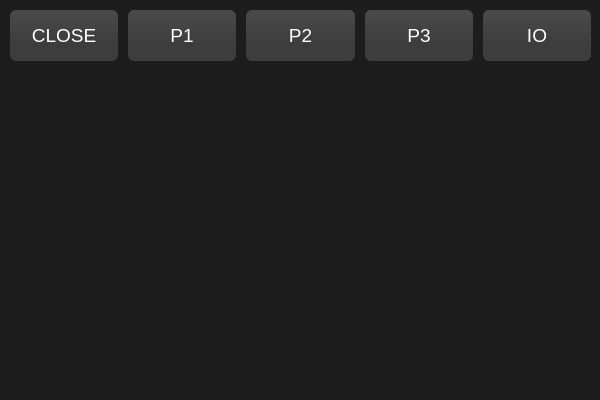
Above: CrimsonGUI/dialogfx.ui from eduardosacco/crimsonfx before the change. Below: the same form after it.
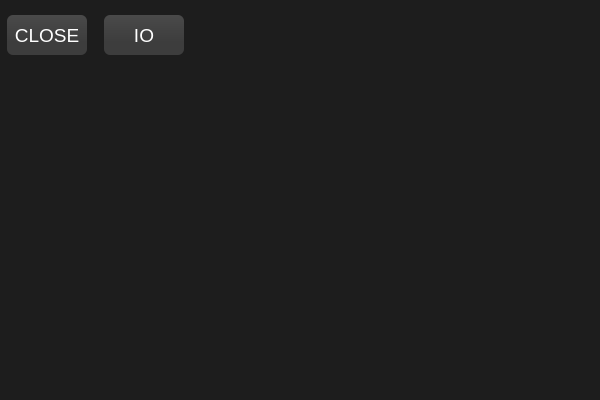
That is the form after the change.

```diff
--- a/CrimsonGUI/dialogfx.ui
+++ b/CrimsonGUI/dialogfx.ui
@@ -45,9 +45,9 @@
   <widget class="QWidget" name="horizontalLayoutWidget_2">
    <property name="geometry">
     <rect>
-     <x>10</x>
+     <x>0</x>
      <y>10</y>
-     <width>581</width>
+     <width>191</width>
      <height>51</height>
     </rect>
    </property>
@@ -58,15 +58,15 @@
     <item>
      <widget class="QPushButton" name="btnClose">
       <property name="sizePolicy">
-       <sizepolicy hsizetype="Minimum" vsizetype="Minimum">
+       <sizepolicy hsizetype="Fixed" vsizetype="Fixed">
         <horstretch>0</horstretch>
         <verstretch>0</verstretch>
        </sizepolicy>
       </property>
       <property name="minimumSize">
        <size>
-        <width>0</width>
-        <height>0</height>
+        <width>80</width>
+        <height>40</height>
        </size>
       </property>
       <property name="text">
@@ -74,87 +74,18 @@
       </property>
      </widget>
     </item>
-    <item>
-     <widget class="QPushButton" name="btnPreset1">
-      <property name="sizePolicy">
-       <sizepolicy hsizetype="Minimum" vsizetype="Minimum">
-        <horstretch>0</horstretch>
-        <verstretch>0</verstretch>
-       </sizepolicy>
-      </property>
-      <property name="minimumSize">
-       <size>
-        <width>0</width>
-        <height>0</height>
-       </size>
-      </property>
-      <property name="text">
-       <string>P1</string>
-      </property>
-      <property name="checkable">
-       <bool>true</bool>
-      </property>
-      <property name="flat">
-       <bool>false</bool>
-      </property>
-     </widget>
-    </item>
-    <item>
-     <widget class="QPushButton" name="btnPreset2">
-      <property name="sizePolicy">
-       <sizepolicy hsizetype="Minimum" vsizetype="Minimum">
-        <horstretch>0</horstretch>
-        <verstretch>0</verstretch>
-       </sizepolicy>
-      </property>
-      <property name="minimumSize">
-       <size>
-        <width>0</width>
-        <height>0</height>
-       </size>
-      </property>
-      <property name="text">
-       <string>P2</string>
-      </property>
-      <property name="checkable">
-       <bool>true</bool>
-      </property>
-     </widget>
-    </item>
-    <item>
-     <widget class="QPushButton" name="btnPreset3">
-      <property name="sizePolicy">
-       <sizepolicy hsizetype="Minimum" vsizetype="Minimum">
-        <horstretch>0</horstretch>
-        <verstretch>0</verstretch>
-       </sizepolicy>
-      </property>
-      <property name="minimumSize">
-       <size>
-        <width>0</width>
-        <height>0</height>
-       </size>
-      </property>
-      <property name="text">
-       <string>P3</string>
-      </property>
-      <property name="checkable">
-       <bool>true</bool>
-      </property>
-     </widget>
-    </item>
     <item>
      <widget class="QPushButton" name="btnOnOff">
       <property name="sizePolicy">
-       <sizepolicy hsizetype="Minimum" vsizetype="Minimum">
+       <sizepolicy hsizetype="Fixed" vsizetype="Fixed">
         <horstretch>0</horstretch>
         <verstretch>0</verstretch>
        </sizepolicy>
       </property>
       <property name="minimumSize">
        <size>
-        <width>0</width>
-        <height>0</height>
+        <width>80</width>
+        <height>40</height>
        </size>
       </property>
       <property name="text">
```
